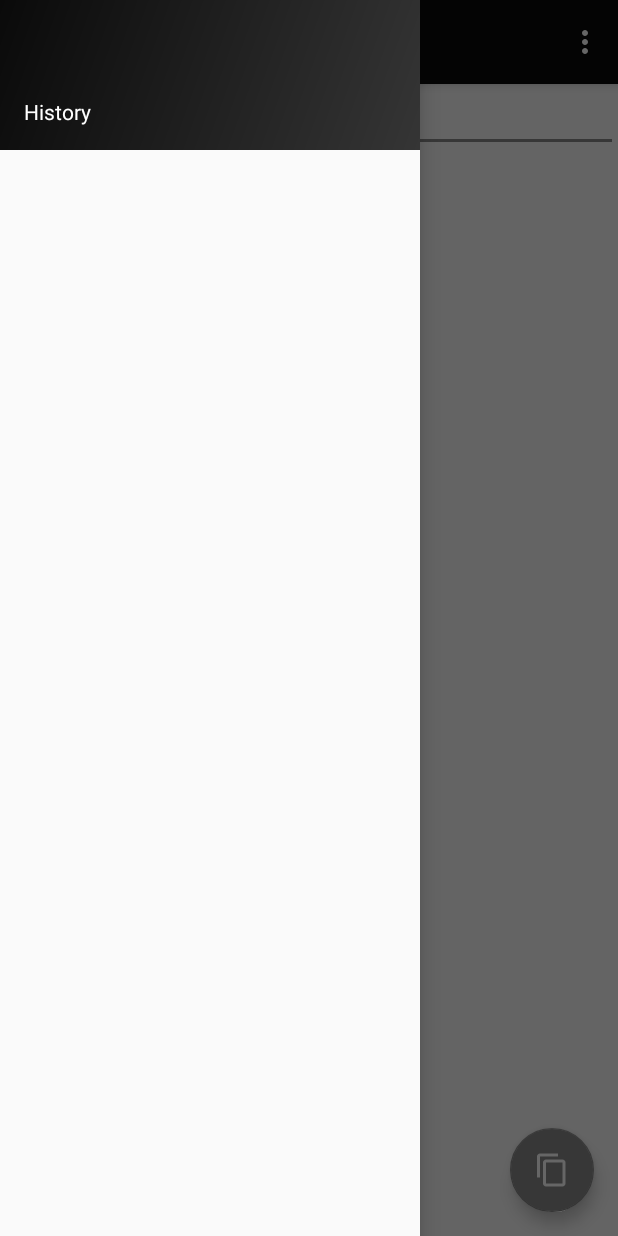
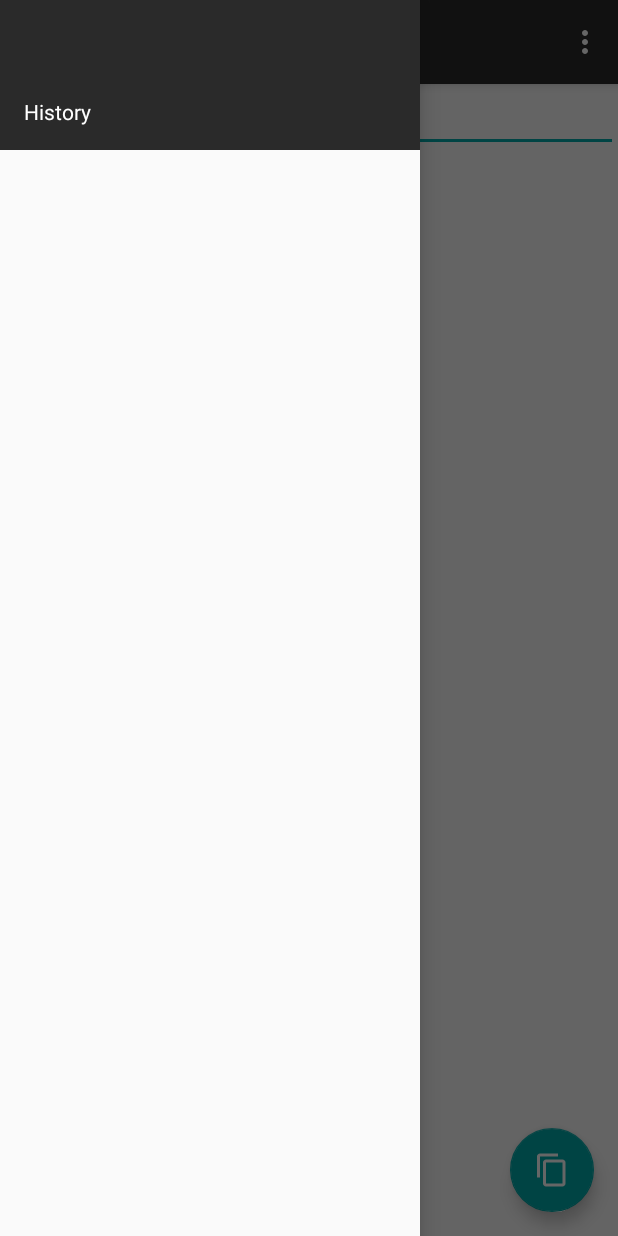
Before and after one commit to moncheyball/ClipEdit, an Android app: the screen it shows after launch (MainActivity), with the side drawer open, on a phone screen of 412 x 824 dp. Run offline under Robolectric (Android 15) with nearby library versions, the phone set to English and light mode, and no system bars.

Commit message:
・レイアウト修正

```diff
--- a/app/src/main/res/drawable/side_nav_bar.xml
+++ b/app/src/main/res/drawable/side_nav_bar.xml
@@ -2,7 +2,7 @@
     android:shape="rectangle">
     <gradient
         android:angle="135"
-        android:endColor="#0a0a0a"
-        android:startColor="#353535"
+        android:endColor="#2a2a2a"
+        android:startColor="#2a2a2a"
         android:type="linear" />
 </shape>
--- a/app/src/main/res/values/colors.xml
+++ b/app/src/main/res/values/colors.xml
@@ -1,6 +1,6 @@
 <?xml version="1.0" encoding="utf-8"?>
 <resources>
-    <color name="colorPrimary">#0a0a0a</color>
+    <color name="colorPrimary">#2a2a2a</color>
     <color name="colorPrimaryDark">#000000</color>
-    <color name="colorAccent">#8a8a8a</color>
+    <color name="colorAccent">#00aaaa</color>
 </resources>
```
